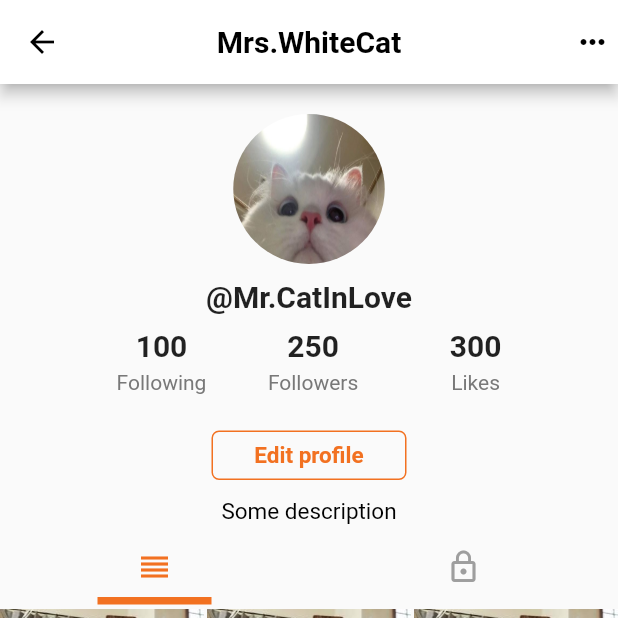
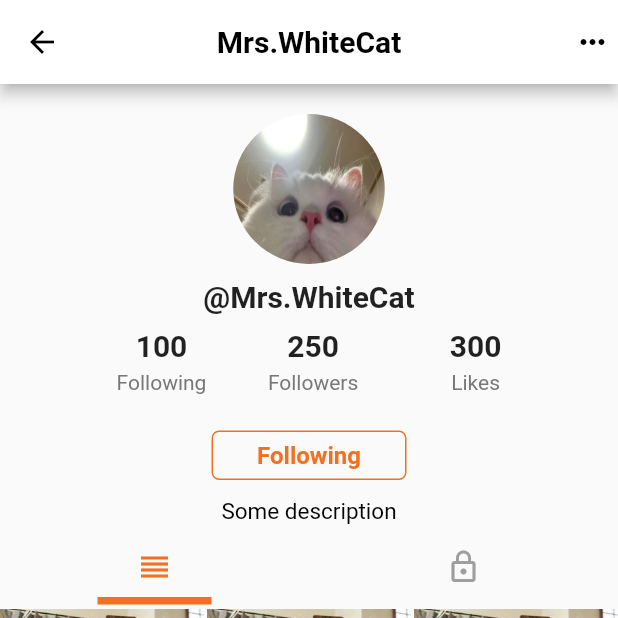
Before and after one commit to Dcode-D/GiaoTiepNguoiMay, a Flutter app: the OtherProfileScreen screen opened directly, on a phone screen of 412 x 824 dp, the top half of it. Run offline on Flutter 3.47's test engine with Material 2 defaults, Android fonts, the phone set to English and light mode, and no system bars; our stand-ins replace cached_network_image, event_bus, flutter_smart_dialog, marquee, readmore and 3 more; missing offline and left inert: dart:ffi; network calls fail.

Commit message:
Change other profile

```diff
--- a/lib/pages/discovery_page.dart
+++ b/lib/pages/discovery_page.dart
@@ -33,7 +33,7 @@ class DiscoveryPage extends StatelessWidget{
               ListView.builder(
                 itemBuilder: (context,index)=>
                 Container(
-                    margin: EdgeInsets.only(top: 5),
+                    margin: EdgeInsets.only(top: 10),
                     child:
                     HastagVideoList(listvideotag[index],"assets/images/cat"+index.toString()+".jpg")
                 ),
--- a/lib/pages/edit_profile_page.dart
+++ b/lib/pages/edit_profile_page.dart
@@ -31,7 +31,9 @@ class EditProfilePage extends StatelessWidget{
       ),
 
       //Screen body
-      body: Column(children: [
+      body:
+          SingleChildScrollView(
+            child:       Column(children: [
               Align(
                   alignment: Alignment.topCenter,
                   child:
@@ -128,6 +130,7 @@ class EditProfilePage extends StatelessWidget{
 
             ],
             ),
+          )
     );
   }
 
--- a/lib/pages/other_profile_page.dart
+++ b/lib/pages/other_profile_page.dart
@@ -20,6 +20,7 @@ class _OtherProfileScreenState extends State<OtherProfileScreen> with TickerProv
 
   late TabController tabController;
   late ScrollController _scrollController;
+  bool isFollowing = false;
   @override
   void initState() {
     super.initState();
@@ -83,7 +84,7 @@ class _OtherProfileScreenState extends State<OtherProfileScreen> with TickerProv
                         Padding(
                           padding: EdgeInsets.only(left: 0, top: 10, right: 0, bottom: 0),
                           child: Text(
-                            "@Mr.CatInLove",
+                            "@Mrs.WhiteCat",
                             style: const TextStyle(
                                 fontSize: 20,
                                 fontWeight: FontWeight.bold
@@ -218,30 +219,30 @@ class _OtherProfileScreenState extends State<OtherProfileScreen> with TickerProv
                         const SizedBox(
                           height: 24,
                         ),
-                        Container(
+                        InkWell(
+                          onTap: () {
+                            setState(() {
+                              isFollowing = !isFollowing;
+                            });
+                          },
+                          child: Container(
                             width: 130,
                             height: 33,
                             decoration: BoxDecoration(
+                              color: isFollowing ? Color.fromARGB(255, 242, 113, 33) : Colors.transparent,
+                              borderRadius: BorderRadius.circular(5),
                               border: Border.all(
-                                color: Color.fromARGB(255, 242, 113, 33),
-                              ),
-                              borderRadius: BorderRadius.all(Radius.circular(5))
+                                color:  Color.fromARGB(255, 242, 113, 33) ,
+                                width: 1,
+                              )
                             ),
                             child: Center(
-                            child: InkWell(
-                              onTap: () {
-                                // if (widget.uid == authController.user.uid) {
-                                //   authController.signOut();
-                                // } else {
-                                //   controller.followUser();
-                                // }
-                              },
                               child: Text(
-                                "Edit profile",
-                                style: const TextStyle(
-                                    fontSize: 15,
+                                isFollowing ? 'Follow' : 'Following',
+                                style: TextStyle(
+                                  color: isFollowing ? Colors.white : Color.fromARGB(255, 242, 113, 33),
+                                  fontSize: 16,
                                   fontWeight: FontWeight.bold,
-                                    color: Color.fromARGB(255, 242, 113, 33)
                                 ),
                               ),
                             ),
--- a/lib/pages/root_app.dart
+++ b/lib/pages/root_app.dart
@@ -74,7 +74,7 @@ class _RootAppState extends State<RootApp> {
       width: double.infinity,
       decoration: BoxDecoration(color: Color.fromARGB(255, 240 , 240, 240)),
       child: Padding(
-        padding: const EdgeInsets.only(left: 15, right: 15,top: 10),
+        padding: const EdgeInsets.only(left: 5, right: 10,top: 5),
         child: Row(
           crossAxisAlignment: CrossAxisAlignment.start,
           mainAxisAlignment: MainAxisAlignment.spaceBetween,
@@ -90,12 +90,12 @@ class _RootAppState extends State<RootApp> {
                   Icon(
                    bottomItems[index]['icon'],
                     color:index==pageIndex? Color.fromARGB(255, 242, 113, 33):Colors.black ,
-                    size: 30.0,
+                    size: 40.0,
                   ),
                   Center(
                     child: Text(
                       bottomItems[index]['label'],
-                      style: TextStyle(color:index==pageIndex? Color.fromARGB(255, 242, 113, 33):Colors.black ,fontSize: 15),
+                      style: TextStyle(color:index==pageIndex? Color.fromARGB(255, 242, 113, 33):Colors.black ,fontSize: 10),
                     ),
                   )
                 ],
```
Also changed, not shown: lib/widgets/upload_icon.dart (+6 -2 lines). Lines whose indentation alone changed are shown as unchanged.
